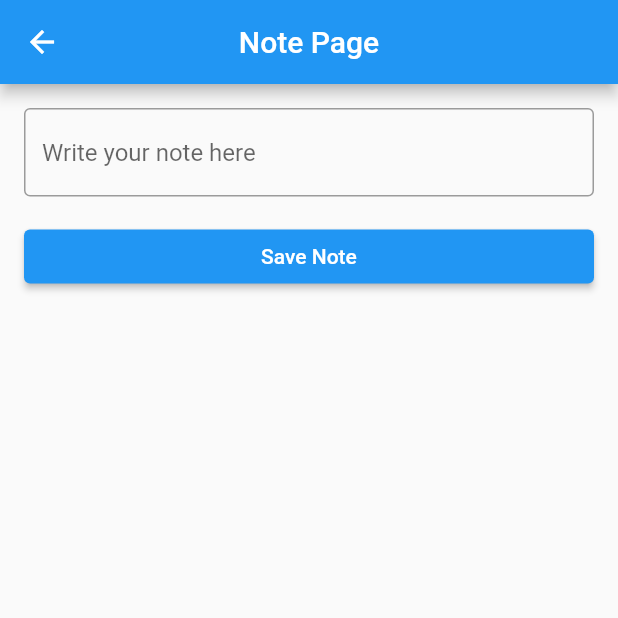
After one commit to Anishsub599/Stonk-Watch, a Flutter app: the NotePage screen opened directly, on a phone screen of 412 x 824 dp, the top half of it. The commit adds this screen. Run offline on Flutter 3.47's test engine with Material 2 defaults, Android fonts, the phone set to English and light mode, and no system bars; our stand-ins replace cloud_firestore, firebase_auth, firebase_core, fluttertoast, google_nav_bar, syncfusion_flutter_charts; missing offline and left inert: firebase_auth_platform_interface; accounts and stored records are empty.

Commit message:
mynote feature added

```diff
--- a/lib/pages/homepage.dart
+++ b/lib/pages/homepage.dart
@@ -195,6 +195,7 @@ import 'package:endproject/pages/Aboutus.dart';
 import 'package:endproject/pages/Myprofile.dart';
 import 'package:endproject/pages/Settings.dart';
 import 'package:endproject/pages/Stockcalculator.dart';
+import 'package:endproject/pages/mynote.dart';
 import 'package:endproject/pages/watchlist.dart';
 import 'package:flutter/material.dart';
 import 'package:cupertino_icons/cupertino_icons.dart';
@@ -516,8 +517,8 @@ class _homepageState extends State<homepage> {
               SizedBox(height: 16.0),
               ElevatedButton.icon(
                 onPressed: () {
-                  Navigator.of(context).push(MaterialPageRoute(
-                      builder: (context) => StockCalculator()));
+                  Navigator.of(context).push(
+                      MaterialPageRoute(builder: (context) => NotePage()));
                 },
                 icon: Icon(Icons.notes_outlined),
                 label: Text('My notes'),
--- /dev/null
+++ b/lib/pages/mynote.dart
@@ -0,0 +1,56 @@
+import 'package:flutter/material.dart';
+
+class NotePage extends StatefulWidget {
+  @override
+  _NotePageState createState() => _NotePageState();
+}
+
+class _NotePageState extends State<NotePage> {
+  String note = '';
+
+  @override
+  Widget build(BuildContext context) {
+    return Scaffold(
+      appBar: AppBar(
+        title: Text('Note Page'),
+        centerTitle: true,
+      ),
+      body: Padding(
+        padding: const EdgeInsets.all(16.0),
+        child: Column(
+          crossAxisAlignment: CrossAxisAlignment.stretch,
+          children: [
+            TextField(
+              onChanged: (value) {
+                setState(() {
+                  note = value;
+                });
+              },
+              decoration: InputDecoration(
+                hintText: 'Write your note here',
+                border: OutlineInputBorder(),
+              ),
+              maxLines: null,
+            ),
+            SizedBox(height: 16),
+            ElevatedButton(
+              onPressed: () {
+                // to save data after database connection
+                saveNoteToDatabase(note);
+                // Show a snackbar or toast message to confirm the note is saved
+                ScaffoldMessenger.of(context).showSnackBar(
+                  SnackBar(content: Text('Note saved')),
+                );
+              },
+              child: Text('Save Note'),
+            ),
+          ],
+        ),
+      ),
+    );
+  }
+
+  void saveNoteToDatabase(String note) {
+    // code to be added to database after database connection
+  }
+}
```
